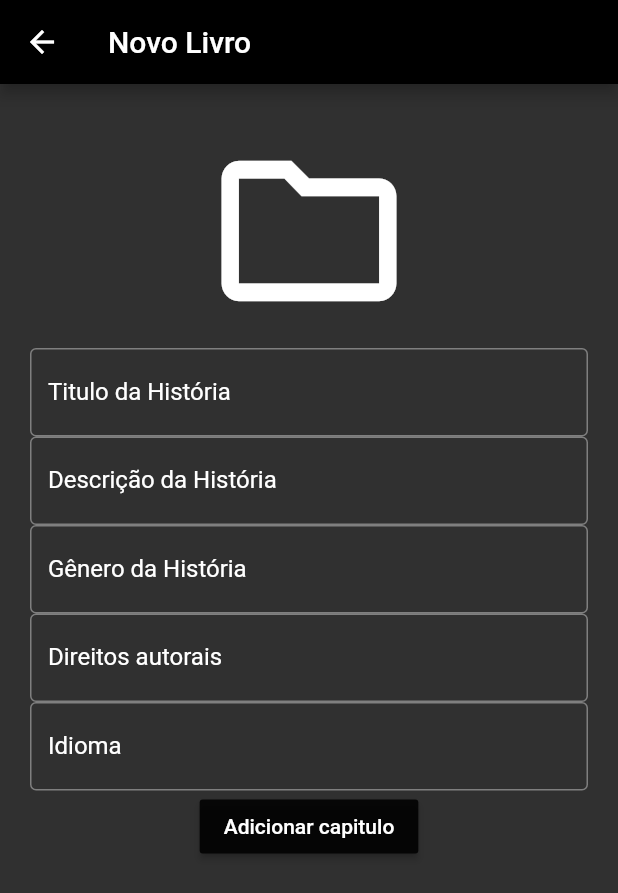
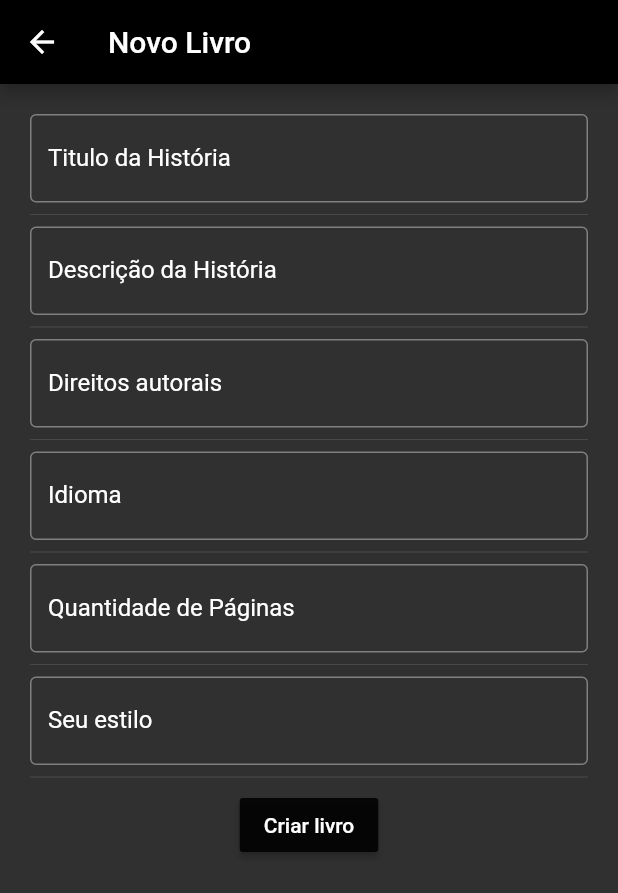
Before and after one commit to C-Henrique-Almeida/APP---Historium---Flutter, a Flutter app: the NewBook screen opened directly, on a phone screen of 412 x 824 dp. Shown: the top 893 px of the screen. Run offline on Flutter 3.47's test engine with Material 2 defaults, Android fonts, the phone set to English and light mode, and no system bars; our stand-ins replace cloud_firestore, curved_navigation_bar, firebase_auth, firebase_core, firebase_storage, google_fonts and 1 more; accounts and stored records are empty; network calls fail.

Commit message:
newbook e editbook quase prontos, icone do app

```diff
--- a/lib/pages/components/fields/GenrePickerField.dart
+++ b/lib/pages/components/fields/GenrePickerField.dart
@@ -38,7 +38,9 @@ class _GenrePickerFieldState extends State<GenrePickerField> {
 				builder: (BuildContext _context) => buildGenrePickerPanel()
 			),
       decoration: InputDecoration(
-        hintText: "Seu estilo",
+				border: OutlineInputBorder(),
+        labelText: "Seu estilo",
+				labelStyle: TextStyle(color: Colors.white),
       ),
       controller: textController,
       validator: (String value) {
--- a/lib/pages/home_page.dart
+++ b/lib/pages/home_page.dart
@@ -1,7 +1,7 @@
 import 'package:curved_navigation_bar/curved_navigation_bar.dart';
 import 'package:flutter/material.dart';
 import 'body.dart';
-import 'components/edit_book.dart';
+import 'edit_book.dart';
 import 'create_page.dart';
 import 'library_page.dart';
 import 'new_book.dart';
--- a/lib/pages/new_book.dart
+++ b/lib/pages/new_book.dart
@@ -1,4 +1,7 @@
+import 'package:cloud_firestore/cloud_firestore.dart';
 import 'package:flutter/material.dart';
+import 'components/fields/GenrePickerField.dart';
+import 'edit_book.dart';
 
 class NewBook extends StatefulWidget {
     @override
@@ -7,7 +10,35 @@ class NewBook extends StatefulWidget {
 
 class _NewBookState extends State<NewBook> {
 
+   void addToFirebase() {
+     var collection = FirebaseFirestore.instance.collection('books');
+     collection.add(
+        {
+          'title': titleController.text,
+          'description': descriptionController.text,
+          'language': languageController.text,
+          'copyright': copyrightController.text,
+          'genre': genresController.value,
+          'pages': numberOfPagesController.text,
+        }
+    );
+     Navigator.pop(context);
+     Navigator.push(context,
+         MaterialPageRoute(builder: (context) => EditBook())
+     );
+  }
+
   bool _editando = false;
+
+  final titleController = TextEditingController();
+  final descriptionController = TextEditingController();
+  final genresController = GenrePickerFieldController(initialGenres: []);
+  final copyrightController = TextEditingController();
+  final languageController = TextEditingController();
+  final numberOfPagesController = TextEditingController();
+  //final firebaseAuth = fba.FirebaseAuth.instance;
+
+  List<String> favouriteGenres = [];
 
   @override
   Widget build(BuildContext context) {
@@ -22,52 +53,55 @@ class _NewBookState extends State<NewBook> {
           padding: EdgeInsets.all(20.0),
           child: Column(
             children: <Widget>[
-              IconButton(
-                onPressed: (){},
-                icon: Icon(Icons.folder_outlined),
-                iconSize: 140.0,
-                splashColor: Colors.white,
-              ),
               TextField(
+                controller: titleController,
                 decoration: InputDecoration(labelText: "Titulo da História", border: OutlineInputBorder(),labelStyle: TextStyle(color: Colors.white)),
                 onChanged: (text){
                   _editando = true;
-                 // titulo da historia = text;
                 },
               ),
+              Divider(),
               TextField(
+                controller: descriptionController,
                 decoration: InputDecoration(labelText: "Descrição da História", border: OutlineInputBorder(),labelStyle: TextStyle(color: Colors.white)),
                 onChanged: (text){
                   _editando = true;
-                // descrição da historia = text;
                 },
               ),
+              Divider(),
               TextField(
-                decoration: InputDecoration(labelText: "Gênero da História", border: OutlineInputBorder(),labelStyle: TextStyle(color: Colors.white)),
-                onChanged: (text){
-                  _editando = true;
-                //  genero da historia = text;
-                },
-              ),
-              TextField(
+                controller: copyrightController,
                 decoration: InputDecoration(labelText: "Direitos autorais", border: OutlineInputBorder(),labelStyle: TextStyle(color: Colors.white)),
                 onChanged: (text){
                   _editando = true;
                 //  direitos autorais = text;
                 },
               ),
+              Divider(),
               TextField(
+                controller: languageController,
                 decoration: InputDecoration(labelText: "Idioma", border: OutlineInputBorder(),labelStyle: TextStyle(color: Colors.white)),
                 onChanged: (text){
                   _editando = true;
-                  //  idioma = text;
                 },
               ),
+              Divider(),
+              TextField(
+                keyboardType: TextInputType.number,
+                controller: numberOfPagesController,
+                decoration: InputDecoration(labelText: "Quantidade de Páginas", border: OutlineInputBorder(),labelStyle: TextStyle(color: Colors.white)),
+                onChanged: (text){
+                  _editando = true;
+                },
+              ),
+              Divider(),
+              GenrePickerField(controller:genresController),
+              Divider(),
               Column(
                 children: <Widget>[
                   RaisedButton(
-                    child: Text('Adicionar capitulo'),
-                    onPressed: (){},
+                    child: Text('Criar livro'),
+                    onPressed: addToFirebase,
                     color: Colors.black87,
                   )
                 ]
```
Also changed, not shown: lib/pages/components/edit_book.dart (deleted, +0 -35 lines), lib/pages/edit_book.dart (added, +157 -0 lines), 5 other files.
